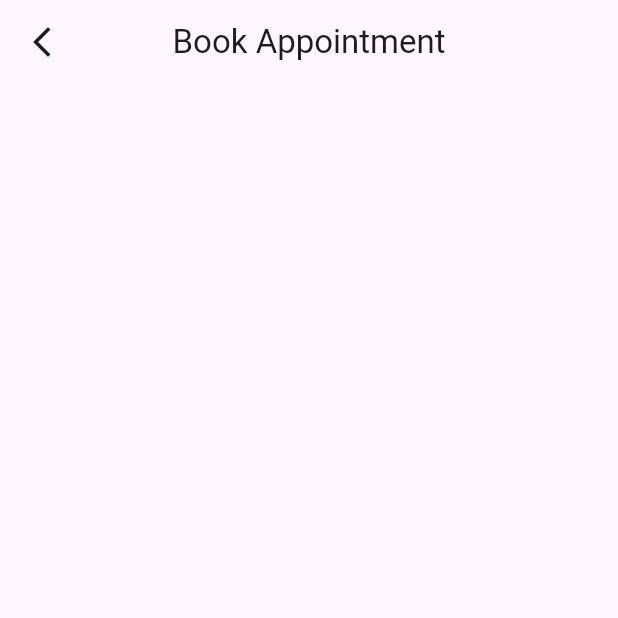
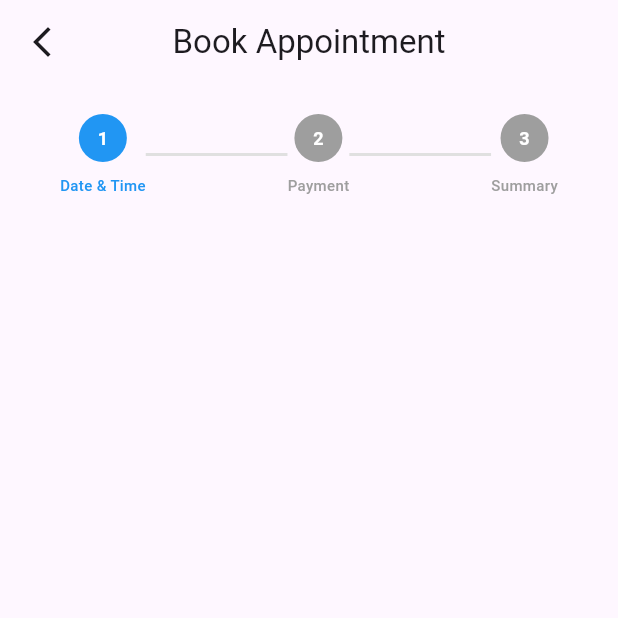
Before and after one commit to rawanabdulhayy/doctor_appointment_app, a Flutter app: the screen it shows after launch, on a phone screen of 412 x 824 dp, the top half of it. Run offline on Flutter 3.47's test engine with Material 3 defaults, Android fonts, the phone set to English and light mode, and no system bars; our stand-ins replace flutter_bloc, intl_phone_field.

Commit message:
booking appointment progress widget all set

```diff
--- a/lib/presentation/widgets/booking_appointment_progress_bar.dart
+++ b/lib/presentation/widgets/booking_appointment_progress_bar.dart
@@ -1,22 +1,79 @@
+import 'package:doctor_appointment_app/business_logic/state_management/booking_appointment_bloc/booking_appointment_bloc.dart';
+import 'package:doctor_appointment_app/business_logic/state_management/booking_appointment_bloc/booking_appointment_state.dart';
 import 'package:flutter/material.dart';
+import 'package:flutter_bloc/flutter_bloc.dart';
 
-class BookingAppointmentProgressBar extends StatefulWidget {
+class BookingAppointmentProgressBar extends StatelessWidget {
   const BookingAppointmentProgressBar({super.key});
 
   @override
-  State<BookingAppointmentProgressBar> createState() => _BookingAppointmentProgressBarState();
-}
+  Widget build(BuildContext context) {
+    return BlocBuilder<BookingBloc, BookingState>(
+      builder: (context, state) {
+        final steps = [
+          'Date & Time',
+          'Payment',
+          'Summary',
+        ];
+        return Padding(
+          padding: const EdgeInsets.symmetric(vertical: 20.0, horizontal: 40),
+          child: Row(
+            //this returns the number of steps containers and dividers in between except for the last divider
+            children: List.generate(steps.length * 2 - 1, (index) {
+              if (index.isOdd) {
+                // Divider between steps
+                return Expanded(
+                  child: Container(
+                    height: 2,
+                    color: state.currentIndex > (index ~/ 2)
+                        ? Colors.green
+                        : Colors.grey[300],
+                  ),
+                );
+              } else {
+                final stepIndex = index ~/ 2;
+                final color = stepIndex == state.currentIndex
+                    ? Colors.blue
+                    : stepIndex < state.currentIndex
+                    ? Colors.green
+                    : Colors.grey;
 
-class _BookingAppointmentProgressBarState extends State<BookingAppointmentProgressBar> {
-  @override
-  Widget build(BuildContext context) {
-    return Row(
-      children: [
-        Container(
-
-        ),
-        Divider(),
-      ],
+                return Column(
+                  children: [
+                    Container(
+                      width: 32,
+                      height: 32,
+                      decoration: BoxDecoration(
+                        shape: BoxShape.circle,
+                        color: color,
+                      ),
+                      child: Center(
+                        child: Text(
+                          '${stepIndex + 1}',
+                          style: const TextStyle(
+                            fontSize: 12,
+                            color: Colors.white,
+                            fontWeight: FontWeight.bold,
+                          ),
+                        ),
+                      ),
+                    ),
+                    const SizedBox(height: 8),
+                    Text(
+                      steps[stepIndex],
+                      style: TextStyle(
+                        fontSize: 10,
+                        color: color,
+                        fontWeight: FontWeight.w500,
+                      ),
+                    ),
+                  ],
+                );
+              }
+            }),
+          ),
+        );
+      },
     );
   }
 }
```
